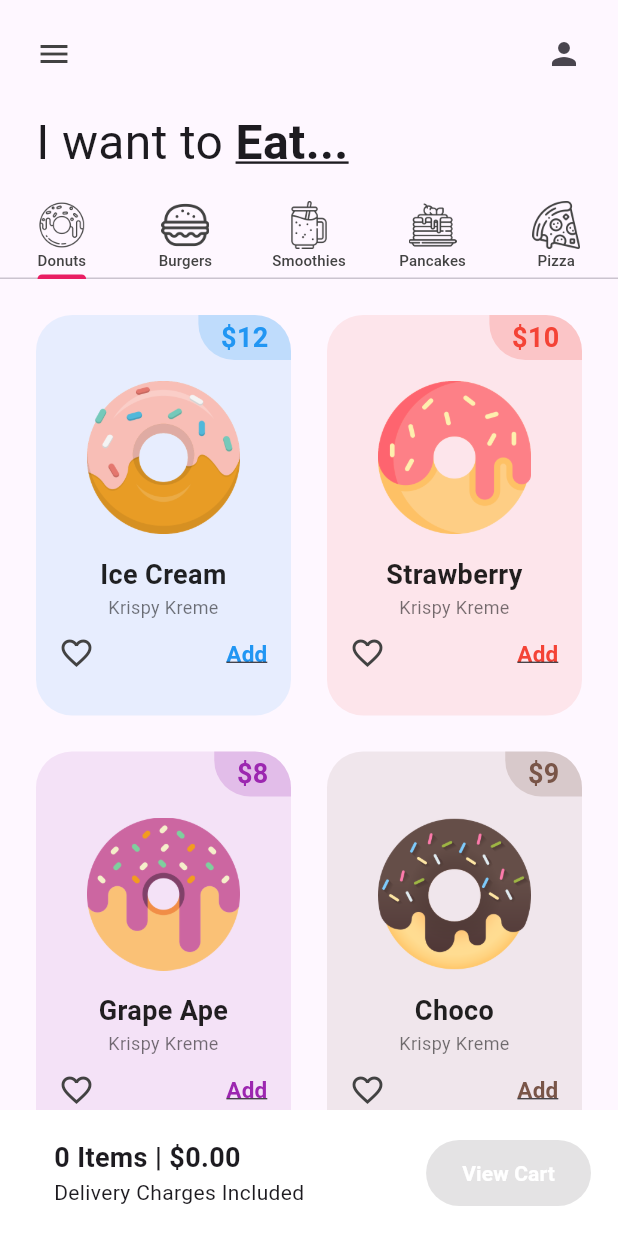
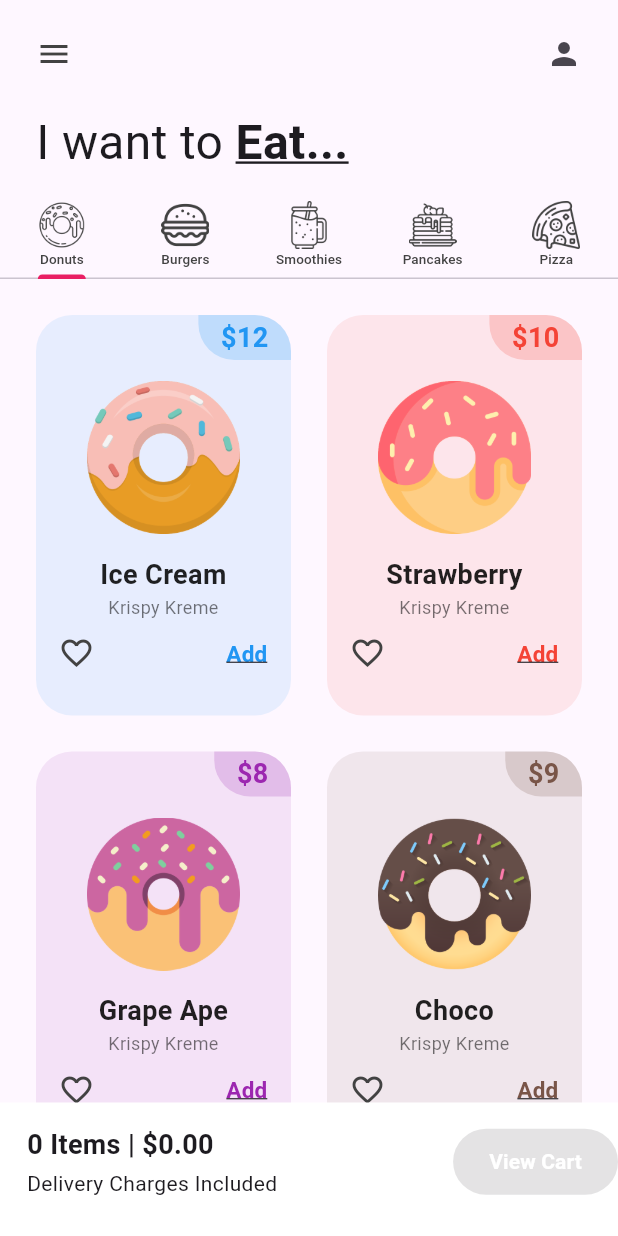
Before and after one commit to imVlado/donut_app_4sa, a Flutter app: the screen it shows after launch, on a phone screen of 412 x 824 dp. Run offline on Flutter 3.47's test engine with Material 3 defaults, Android fonts, the phone set to English and light mode, and no system bars.

Commit message:
Final Final

```diff
--- a/lib/utils/my_tab.dart
+++ b/lib/utils/my_tab.dart
@@ -22,12 +22,13 @@ class MyTab extends StatelessWidget {
             color: Colors.grey[800],
             height: 32,
             width: 32,
+            fit: BoxFit.cover,
 
           ),
           Text(
             label,
             style: TextStyle(
-              fontSize: 10,
+              fontSize: 9,
               color: Colors.grey[800],
             ),
           ),
--- a/lib/utils/shopping_cart.dart
+++ b/lib/utils/shopping_cart.dart
@@ -24,6 +24,7 @@ class ShoppingCartState extends State<ShoppingCart> {
         );
       } else {
         cartItems.add(item.copyWith(quantity: 1));
+
       }
       _calculateTotal();
     });
@@ -37,7 +38,7 @@ class ShoppingCartState extends State<ShoppingCart> {
   Widget build(BuildContext context) {
     return Container(
       color: Colors.white,
-      padding: const EdgeInsets.all(18),
+      padding: const EdgeInsets.only(top: 15, bottom: 25),
       child: Row(
         mainAxisAlignment: MainAxisAlignment.spaceBetween,
         children: [
@@ -47,12 +48,14 @@ class ShoppingCartState extends State<ShoppingCart> {
               crossAxisAlignment: CrossAxisAlignment.start,
               children: [
                 Text(
-                  "${cartItems.length} Items | \$${total.toStringAsFixed(2)}",
+                  "$itemCount Items | \$${total.toStringAsFixed(2)}",
                   style: const TextStyle(
                     fontWeight: FontWeight.bold,
                     fontSize: 18,
                   ),
+
                 ),
+                const SizedBox(height: 3),
                 const Text("Delivery Charges Included"),
               ],
             ),
@@ -112,6 +115,7 @@ class ShoppingCartState extends State<ShoppingCart> {
               setState(() {
                 cartItems.clear();
                 total = 0.0;
+                itemCount = 0; // Reinicia el contador al hacer checkout
               });
               ScaffoldMessenger.of(context).showSnackBar(
                 const SnackBar(content: Text("Order placed successfully!")),
```
